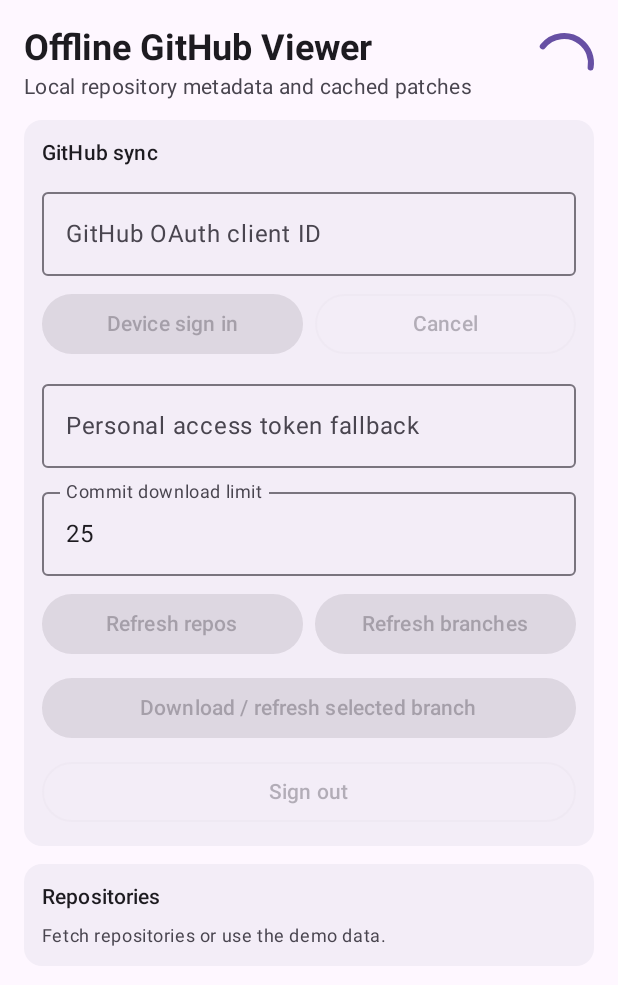
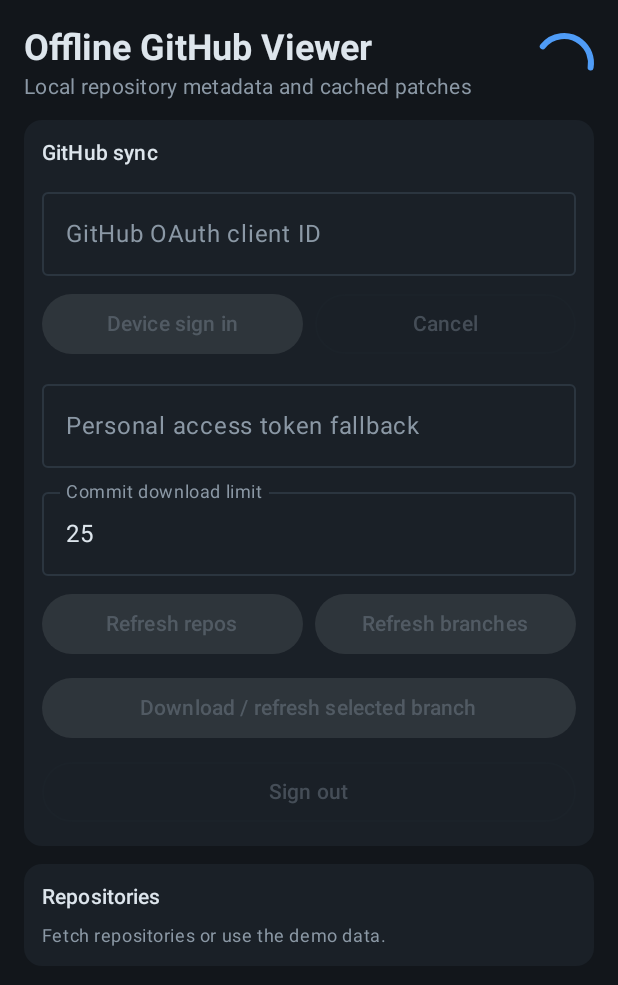
Before and after one commit to computermillerj/offline-git, an Android app built with Jetpack Compose: the screen it shows after launch (MainActivity), on a phone screen of 412 x 824 dp. Shown: the top 985 px of the screen. Run offline under Robolectric (Android 15) with nearby library versions, the phone set to English and light mode, and no system bars; libraries missing offline, so code that uses them is left out: app.cash.sqldelight; 3 statements that could not run were skipped.

Commit message:
Add dark dev-tool theme and diff palette
Define a dark-only color scheme and diff palette matching the mockups
instead of the default light MaterialTheme and hard-coded light diff
pastels. Wire OfflineGitTheme into the root and previews.

```diff
--- a/app-android/src/main/java/dev/jem/offlinegit/presentation/OfflineGitScreen.kt
+++ b/app-android/src/main/java/dev/jem/offlinegit/presentation/OfflineGitScreen.kt
@@ -65,7 +65,7 @@ fun OfflineGitRoot(
 ) {
     val state by viewModel.state.collectAsStateWithLifecycle()
 
-    MaterialTheme {
+    OfflineGitTheme {
         Surface(
             modifier = Modifier.fillMaxSize(),
             color = MaterialTheme.colorScheme.background,
@@ -1009,26 +1009,24 @@ private fun SideBySideCell(
     }
 }
 
-@Composable
 private fun DiffLineType?.backgroundColor(): Color = when (this) {
-    DiffLineType.ADDITION -> Color(0xFFE6F4EA)
-    DiffLineType.DELETION -> Color(0xFFFFEBEE)
-    DiffLineType.HUNK_HEADER -> MaterialTheme.colorScheme.tertiaryContainer
+    DiffLineType.ADDITION -> DiffPalette.AdditionBackground
+    DiffLineType.DELETION -> DiffPalette.DeletionBackground
+    DiffLineType.HUNK_HEADER -> DiffPalette.HunkBackground
     DiffLineType.CONTEXT,
     DiffLineType.NO_NEWLINE,
     null,
     -> Color.Transparent
 }
 
-@Composable
 private fun DiffLineType?.textColor(): Color = when (this) {
-    DiffLineType.ADDITION -> Color(0xFF1E7F37)
-    DiffLineType.DELETION -> Color(0xFFB42318)
-    DiffLineType.HUNK_HEADER -> MaterialTheme.colorScheme.onTertiaryContainer
+    DiffLineType.ADDITION -> DiffPalette.AdditionText
+    DiffLineType.DELETION -> DiffPalette.DeletionText
+    DiffLineType.HUNK_HEADER -> DiffPalette.HunkText
     DiffLineType.CONTEXT,
     DiffLineType.NO_NEWLINE,
     null,
-    -> MaterialTheme.colorScheme.onSurface
+    -> DiffPalette.ContextText
 }
 
 private fun DiffLine.prefix(): String = type.prefix()
@@ -1153,7 +1151,7 @@ private data class SideBySideDiffRow(
 @Preview(showBackground = true)
 @Composable
 private fun OfflineGitScreenPreview() {
-    MaterialTheme {
+    OfflineGitTheme {
         OfflineGitScreen(
             state = previewState(),
             onAction = {},
@@ -1164,7 +1162,7 @@ private fun OfflineGitScreenPreview() {
 @Preview(showBackground = true, widthDp = 1000, heightDp = 700)
 @Composable
 private fun WideOfflineGitScreenPreview() {
-    MaterialTheme {
+    OfflineGitTheme {
         OfflineGitScreen(
             state = previewState().copy(viewerMode = DiffViewerMode.SIDE_BY_SIDE),
             onAction = {},
--- /dev/null
+++ b/app-android/src/main/java/dev/jem/offlinegit/presentation/OfflineGitTheme.kt
@@ -0,0 +1,79 @@
+package dev.jem.offlinegit.presentation
+
+import androidx.compose.material3.MaterialTheme
+import androidx.compose.material3.Typography
+import androidx.compose.material3.darkColorScheme
+import androidx.compose.runtime.Composable
+import androidx.compose.ui.graphics.Color
+
+/**
+ * Single dark "dev-tool" theme from the mockups
+ * (`docs/mockups/offline-github-viewer-preview.html`). The app is intentionally
+ * dark-only per the "Android Studio-like coloring" goal, so there is no light scheme.
+ */
+object OfflineGitPalette {
+    val Background = Color(0xFF12161B) // --app-bg
+    val Panel = Color(0xFF1A2027) // --app-panel
+    val PanelHigh = Color(0xFF212A33) // --app-panel-2
+    val Line = Color(0xFF2B353F) // --app-line
+    val Ink = Color(0xFFDDE5EC) // --app-ink
+    val Muted = Color(0xFF8B98A5) // --app-muted
+    val Accent = Color(0xFF4F9CF7) // --app-accent
+    val OnAccent = Color(0xFF0B1320)
+
+    val Add = Color(0xFF3FB950) // --add
+    val Del = Color(0xFFF0564F) // --del
+    val Rename = Color(0xFFC894FF) // status "R" chip accent
+}
+
+/**
+ * Diff-surface colors pulled straight from the mockup's `.dline` rules. Kept separate
+ * from the Material [androidx.compose.material3.ColorScheme] because they are content
+ * colors, not role colors, and are referenced directly by the diff renderer.
+ */
+object DiffPalette {
+    val AdditionBackground = OfflineGitPalette.Add.copy(alpha = 0.13f) // --add-bg
+    val DeletionBackground = OfflineGitPalette.Del.copy(alpha = 0.12f) // --del-bg
+    val HunkBackground = OfflineGitPalette.Accent.copy(alpha = 0.10f) // --hunk-bg
+
+    val AdditionText = Color(0xFFB7E6B0)
+    val DeletionText = Color(0xFFF2B8B5)
+    val HunkText = OfflineGitPalette.Accent
+    val ContextText = OfflineGitPalette.Ink
+    val LineNumber = Color(0xFF56616C)
+}
+
+private val OfflineGitColorScheme = darkColorScheme(
+    primary = OfflineGitPalette.Accent,
+    onPrimary = OfflineGitPalette.OnAccent,
+    primaryContainer = Color(0xFF1A293A), // accent at ~14% over the app background
+    onPrimaryContainer = OfflineGitPalette.Accent,
+    secondary = OfflineGitPalette.Accent,
+    onSecondary = OfflineGitPalette.OnAccent,
+    background = OfflineGitPalette.Background,
+    onBackground = OfflineGitPalette.Ink,
+    surface = OfflineGitPalette.Panel,
+    onSurface = OfflineGitPalette.Ink,
+    surfaceVariant = OfflineGitPalette.PanelHigh,
+    onSurfaceVariant = OfflineGitPalette.Muted,
+    surfaceContainer = OfflineGitPalette.Panel,
+    surfaceContainerHigh = OfflineGitPalette.PanelHigh,
+    surfaceContainerHighest = OfflineGitPalette.PanelHigh,
+    outline = OfflineGitPalette.Line,
+    outlineVariant = OfflineGitPalette.Line,
+    tertiaryContainer = DiffPalette.HunkBackground,
+    onTertiaryContainer = OfflineGitPalette.Accent,
+    error = OfflineGitPalette.Del,
+    onError = OfflineGitPalette.OnAccent,
+    errorContainer = Color(0xFF3A1F1E),
+    onErrorContainer = DiffPalette.DeletionText,
+)
+
+@Composable
+fun OfflineGitTheme(content: @Composable () -> Unit) {
+    MaterialTheme(
+        colorScheme = OfflineGitColorScheme,
+        typography = Typography(),
+        content = content,
+    )
+}
```
